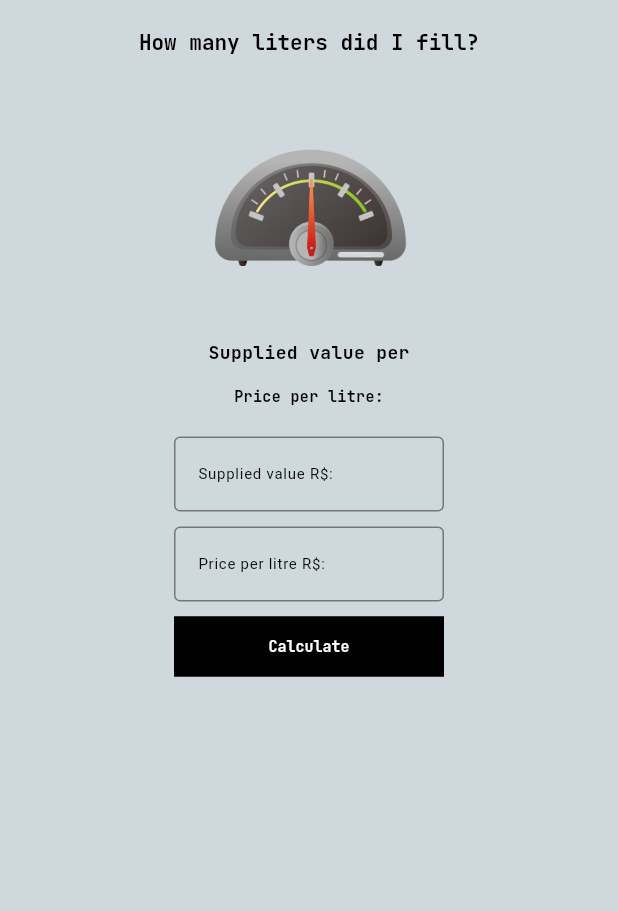
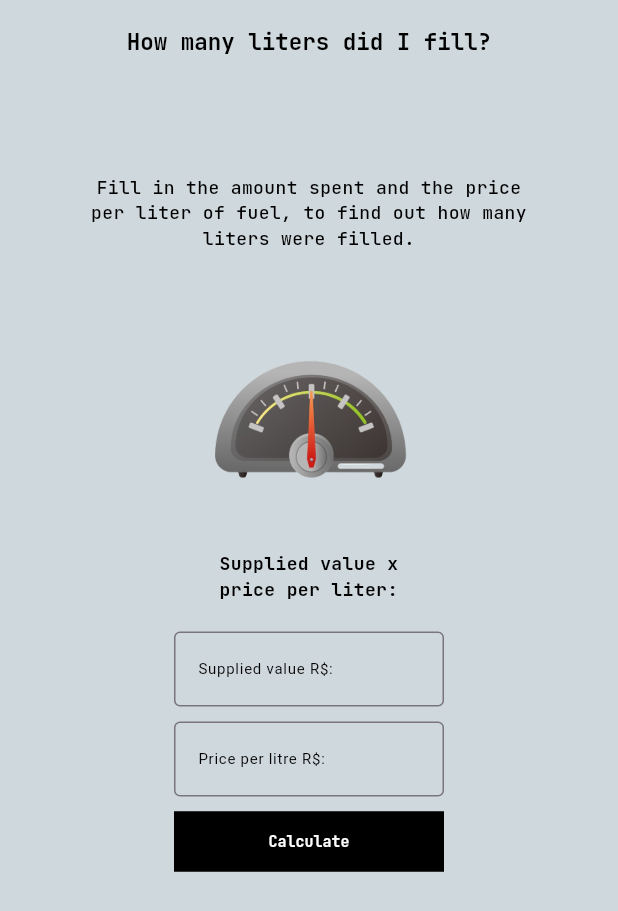
Before and after one commit to Victor-Zarzar/alcool_ou_gasolina, a Flutter app: the LitersPage screen opened directly, on a phone screen of 412 x 824 dp. Shown: the top 911 px of the screen. Run offline on Flutter 3.47's test engine with Material 3 defaults, Android fonts, the phone set to English and light mode, and no system bars; drawn by our look-alikes of getwidget, keyboard_actions; our stand-ins replace easy_localization, flutter_local_notifications, google_fonts, shared_preferences, timezone; accounts and stored records are empty.

Commit message:
Refactor and add new feature.

```diff
--- a/assets/translations/en-US.json
+++ b/assets/translations/en-US.json
@@ -4,6 +4,8 @@
     "introtexttwo": "Calculate the consumption Km/l",
     "intromagetwo": "Image of a gas station with more introductory text",
     "titleappbar": "Alcohol or Gasoline?",
+    "title_notification": "Do you like our app?",
+    "body_notification": "Rate us in the store!",
     "jump": "Jump",
     "next": "Next",
     "previous": "Previous",
@@ -11,9 +13,10 @@
     "home": "Home",
     "consumption": "Consumption",
     "mycar": "My Car",
+    "fipe": "Fipe",
     "settings": "Settings",
     "fuelimage": "Fuel Image",
-    "whichonepaysmore": "Which one pays more?",
+    "whichonepaysmore": "Which pays more? Fill in the current value of Gasoline and Alcohol to calculate.",
     "priceforlitre": "Price per litre:",
     "priceperlitre": "Price per litre R$:",
     "gasoline": "R$ Gasolina",
@@ -21,13 +24,15 @@
     "calculate": "Calculate",
     "clearresult": "Clear Result",
     "calculateconsumption": "Calculate Consumption",
+    "infoconsumption": "Fill in the fields below to calculate your average fuel consumption.",
+    "infoliters": "Fill in the amount spent and the price per liter of fuel, to find out how many liters were filled.",
     "dashboard": "Dashboard",
     "averageconsumption": "Average consumption:",
     "kmsdriven": "km/s driven",
     "liters": "Liters",
     "howmanylitersdidifill?": "How many liters did I fill?",
     "fuelmarker": "Fuel marker",
-    "suppliedvalue": "Supplied value per",
+    "suppliedvalue": "Supplied value x price per liter:",
     "suppliedvaluers": "Supplied value R$:",
     "perliters": "Per liters",
     "totalliters": "Total Liters:",
@@ -44,12 +49,15 @@
     "year": "Year",
     "nodatatodelete": "No data to delete.",
     "lastconsumption": "Last Consumption Km/l",
+    "fipetable": "Fipe Table",
     "darkmode": "Dark Mode",
+    "notifications_icon": "Notifications icon",
+    "notifications": "Notifications",
     "about": "About",
     "backtopage": "Back to page",
     "informationicon": "Information icon",
     "description": "This app was developed to calculate which fuel is most worth it, last average consumption, and to record vehicle data.",
     "alcoholresult": "It pays to use Alcohol!",
     "gasolineresult": "It pays to use Gasoline!",
-    "victorzarzar": "Developed by Victor Zarzar - www.victorzarzar.com.br"
+    "developed": "Developed by: www.victorzarzar.com.br"
 }
--- a/lib/components/AppTheme/app_theme.dart
+++ b/lib/features/app_theme.dart
@@ -82,6 +82,12 @@ class SwitchColor {
   static Color get primaryColor => const Color(0xFFECEFF1);
 
   static Color get secondaryColor => const Color(0xFFCFD8DC);
+
+  static Color get thirdColor => const Color(0xFF000000);
+
+  static const Color darkActiveColor = Color(0xFFECEFF1);
+
+  static const Color darkInactiveTrackColor = Color(0xFFCFD8DC);
 }
 
 class ButtonColor {
--- a/lib/pages/LitersPage/liters_page.dart
+++ b/lib/screens/liters_page.dart
@@ -1,10 +1,9 @@
-import 'package:alcool_ou_gasolina/components/AppTheme/app_theme.dart';
-import 'package:alcool_ou_gasolina/components/DarkTheme/darktheme_provider_app.dart';
+import 'package:alcool_ou_gasolina/features/app_theme.dart';
+import 'package:alcool_ou_gasolina/features/darktheme_provider_app.dart';
 import 'package:easy_localization/easy_localization.dart';
 import 'package:flutter/material.dart';
 import 'package:getwidget/getwidget.dart';
 import 'package:google_fonts/google_fonts.dart';
-import 'package:keyboard_actions/keyboard_actions.dart';
 import 'package:provider/provider.dart';
 
 class LitersPage extends StatefulWidget {
@@ -19,21 +18,6 @@ class _LitersPageState extends State<LitersPage> {
   final _litreFocus = FocusNode();
   TextEditingController gasolineController = TextEditingController();
   TextEditingController priceController = TextEditingController();
-
-  KeyboardActionsConfig _buildKeyboardActionsConfig(
-      BuildContext context, bool isDark) {
-    return KeyboardActionsConfig(
-      keyboardBarColor: isDark ? AppTheme.thirdColor : AppTheme.primaryColor,
-      actions: [
-        KeyboardActionsItem(
-          focusNode: _suppliedFocus,
-        ),
-        KeyboardActionsItem(
-          focusNode: _litreFocus,
-        ),
-      ],
-    );
-  }
 
   bool loading = false;
   String resultText = '';
@@ -121,7 +105,7 @@ class _LitersPageState extends State<LitersPage> {
               'howmanylitersdidifill?'.tr(),
               style: GoogleFonts.jetBrainsMono(
                 textStyle: TextStyle(
-                  fontSize: 14,
+                  fontSize: 15,
                   fontWeight: FontWeight.bold,
                   color: notifier.isDark
                       ? TextColor.secondaryColor
@@ -132,8 +116,8 @@ class _LitersPageState extends State<LitersPage> {
           ),
           backgroundColor:
               notifier.isDark ? AppTheme.thirdColor : AppTheme.primaryColor,
-          body: KeyboardActions(
-            config: _buildKeyboardActionsConfig(context, notifier.isDark),
+          body: GestureDetector(
+            onTap: () => FocusManager.instance.primaryFocus?.unfocus(),
             child: SizedBox(
               height: myHeight,
               width: myWidth,
@@ -141,7 +125,26 @@ class _LitersPageState extends State<LitersPage> {
                 child: Column(
                   mainAxisAlignment: MainAxisAlignment.center,
                   children: [
-                    const SizedBox(height: 20),
+                    const SizedBox(height: 60),
+                    SizedBox(
+                      width: 300,
+                      child: Text(
+                        'infoliters'.tr(),
+                        textAlign: TextAlign.center,
+                        style: GoogleFonts.jetBrainsMono(
+                          textStyle: TextStyle(
+                            fontWeight: FontWeight.w500,
+                            fontSize: 12,
+                            color: notifier.isDark
+                                ? TextColor.secondaryColor
+                                : TextColor.primaryColor,
+                          ),
+                        ),
+                      ),
+                    ),
+                    const SizedBox(
+                      height: 50,
+                    ),
                     Image.asset(
                       "assets/fuel.png",
                       height: 140,
@@ -149,8 +152,11 @@ class _LitersPageState extends State<LitersPage> {
                       semanticLabel: 'fuelmarker'.tr(),
                     ),
                     const SizedBox(height: 10),
-                    Text(
+                    SizedBox(
+                      width: 150,
+                      child: Text(
                         'suppliedvalue'.tr(),
+                        textAlign: TextAlign.center,
                         style: GoogleFonts.jetBrainsMono(
                           textStyle: TextStyle(
                             fontSize: 12,
@@ -159,18 +165,6 @@ class _LitersPageState extends State<LitersPage> {
                                 ? TextColor.secondaryColor
                                 : TextColor.primaryColor,
                           ),
-                      ),
-                    ),
-                    const SizedBox(height: 14),
-                    Text(
-                      "priceforlitre".tr(),
-                      style: GoogleFonts.jetBrainsMono(
-                        textStyle: TextStyle(
-                          fontSize: 10,
-                          fontWeight: FontWeight.bold,
-                          color: notifier.isDark
-                              ? TextColor.secondaryColor
-                              : TextColor.primaryColor,
                         ),
                       ),
                     ),
```
Also changed, not shown: assets/translations/es.json (added, +26 -0 lines), assets/translations/pt-BR.json (+11 -3 lines), lib/controller/notification_controller.dart (added, +105 -0 lines), lib/features/app_assets.dart (renamed from lib/components/AppAssets/app_assets.dart, +4 -3 lines), lib/main.dart (+8 -2 lines), lib/screens/about_page.dart (renamed from lib/pages/AboutPage/about_page.dart, +17 -4 lines), lib/screens/app_page.dart (renamed from lib/pages/AppPage/app_page.dart, +23 -9 lines), lib/screens/consumption_page.dart (renamed from lib/pages/ConsumptionPage/consumption_page.dart, +25 -22 lines), lib/screens/fipe_page.dart (added, +15 -0 lines), lib/screens/home_page.dart (renamed from lib/pages/HomePage/home_page.dart, +26 -36 lines), lib/screens/intro_page.dart (renamed from lib/pages/IntroPage/intro_page.dart, +4 -4 lines), lib/screens/mycar_app.dart (renamed from lib/pages/MyCar/mycar_app.dart, +7 -20 lines), lib/screens/settings_app.dart (renamed from lib/pages/SettingsPage/settings_app.dart, +74 -4 lines), pubspec.yaml (+6 -65 lines), 2 more files, 6 other files. Lines whose indentation alone changed are shown as unchanged.
